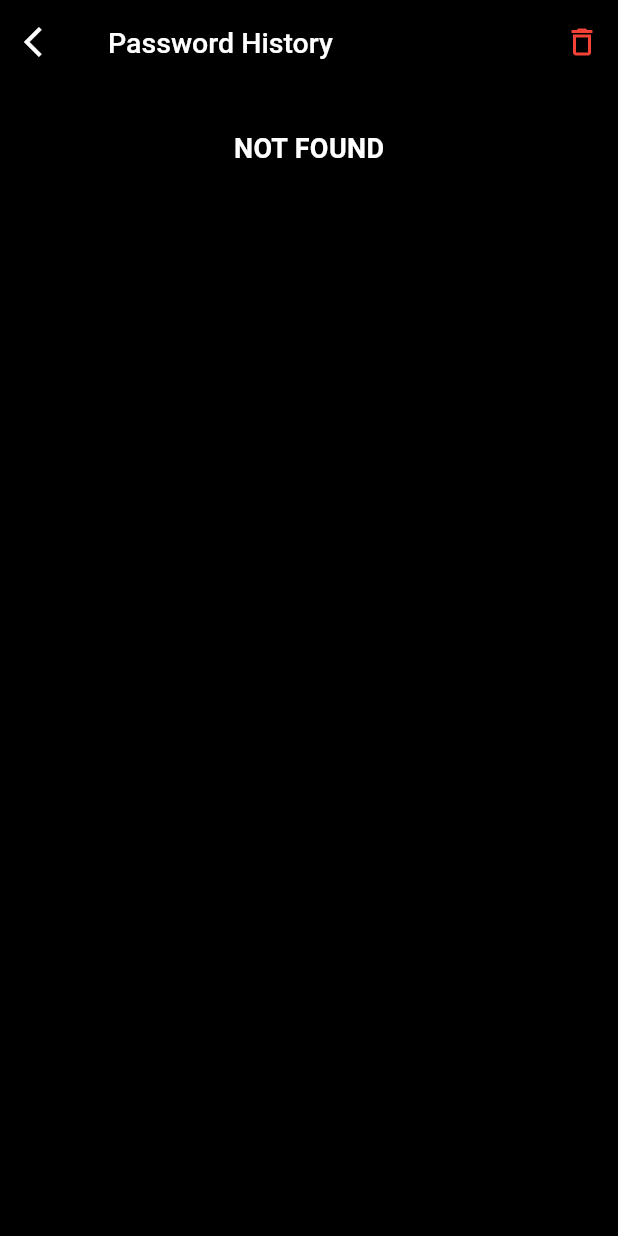
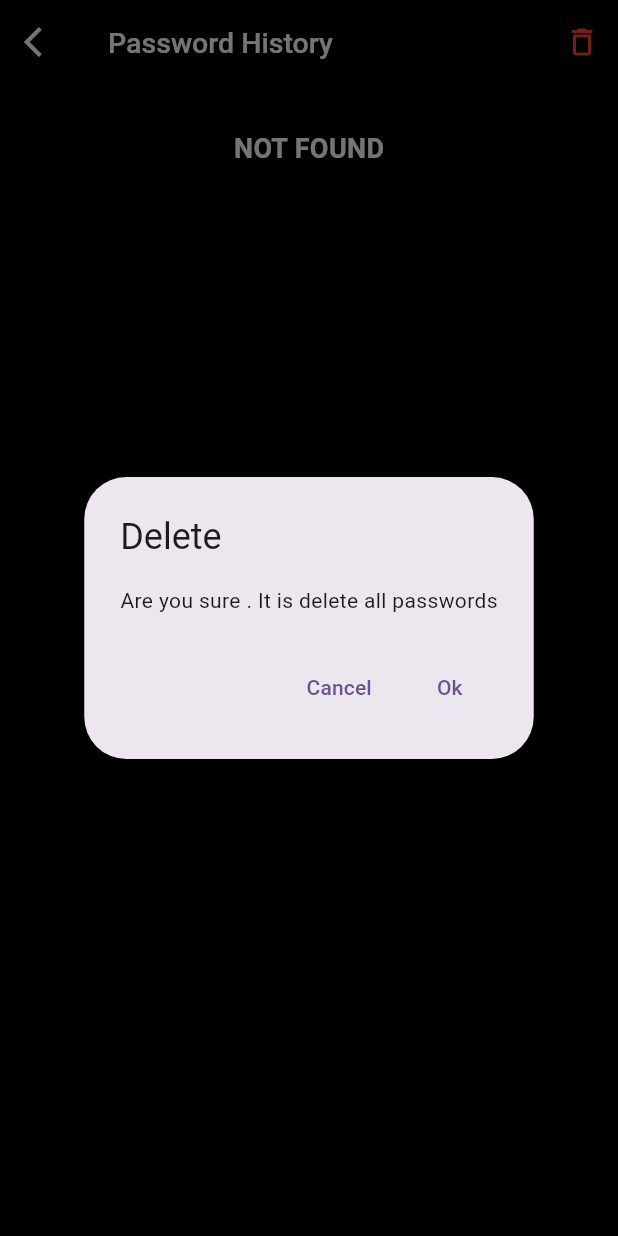
Before and after one commit to safvansafvan/password_genarator, a Flutter app: the HistoryScreen screen opened directly, after a tap on the "delete outline" icon, on a phone screen of 412 x 824 dp. Run offline on Flutter 3.47's test engine with Material 2 defaults, Android fonts, the phone set to English and light mode, and no system bars; our stand-ins replace get, hive, hive_flutter; accounts and stored records are empty.

Commit message:
added the delete all password option

```diff
--- a/lib/controller/getx/res.dart
+++ b/lib/controller/getx/res.dart
@@ -4,11 +4,17 @@ import 'package:flutter/material.dart';
 import 'package:get/get.dart';
 
 class Controller extends GetxController {
+  RxString passwords = ''.obs;
   TextEditingController passwordController = TextEditingController();
   RxBool numbers = false.obs;
   RxBool charector = false.obs;
   RxBool specialChar = false.obs;
   RxInt sliderValue = 6.obs;
+
+  void password() {
+    passwords.value = passwordController.text;
+    update();
+  }
 
   void numbersONorOff(bool numbersField) {
     numbers.value = numbersField;
--- a/lib/view/history_screen/history_screen.dart
+++ b/lib/view/history_screen/history_screen.dart
@@ -2,12 +2,14 @@ import 'package:flutter/material.dart';
 import 'package:get/get.dart';
 import 'package:password_genarator/controller/getx/db.dart';
 import 'package:password_genarator/controller/core/constent.dart';
+import 'package:password_genarator/view/history_screen/widget/delete_dialog.dart';
 
 class HistoryScreen extends StatelessWidget {
   const HistoryScreen({super.key});
 
   @override
   Widget build(BuildContext context) {
+    Get.put(DatabaseFuctions().getAllPassword());
     final dbController = Get.put(DatabaseFuctions());
     return Scaffold(
       backgroundColor: CustomClr.kblack,
@@ -28,16 +30,20 @@ class HistoryScreen extends StatelessWidget {
         ),
         actions: [
           IconButton(
-              onPressed: () {},
+            onPressed: () {
+              DeleteDialog.deleteDialog(context);
+            },
             tooltip: "Delete All",
             icon: const Icon(
               Icons.delete_outline,
               color: Colors.red,
-              ))
+            ),
+          )
         ],
       ),
       body: Padding(
         padding: const EdgeInsets.all(30),
+        child: SingleChildScrollView(
           child: Column(
             children: [
               dbController.passwordHistory.isEmpty
@@ -97,6 +103,7 @@ class HistoryScreen extends StatelessWidget {
             ],
           ),
         ),
+      ),
     );
   }
 }
--- /dev/null
+++ b/lib/view/history_screen/widget/delete_dialog.dart
@@ -0,0 +1,28 @@
+import 'package:flutter/material.dart';
+import 'package:get/get.dart';
+import 'package:password_genarator/controller/getx/db.dart';
+
+class DeleteDialog {
+  static void deleteDialog(context) {
+    final dbController = Get.put(DatabaseFuctions());
+    showDialog(
+        context: context,
+        builder: (context) => AlertDialog(
+              title: const Text("Delete"),
+              content: const Text("Are you sure . It is delete all passwords"),
+              actions: [
+                TextButton(
+                    onPressed: () {
+                      Navigator.pop(context);
+                    },
+                    child: const Text("Cancel")),
+                TextButton(
+                    onPressed: () async {
+                      Navigator.pop(context);
+                      await dbController.deletePassword();
+                    },
+                    child: const Text("Ok"))
+              ],
+            ));
+  }
+}
```
Also changed, not shown: lib/controller/getx/db.dart (+7 -0 lines), lib/view/genarator_screen/genarator_screen.dart (+12 -19 lines). Lines whose indentation alone changed are shown as unchanged.
